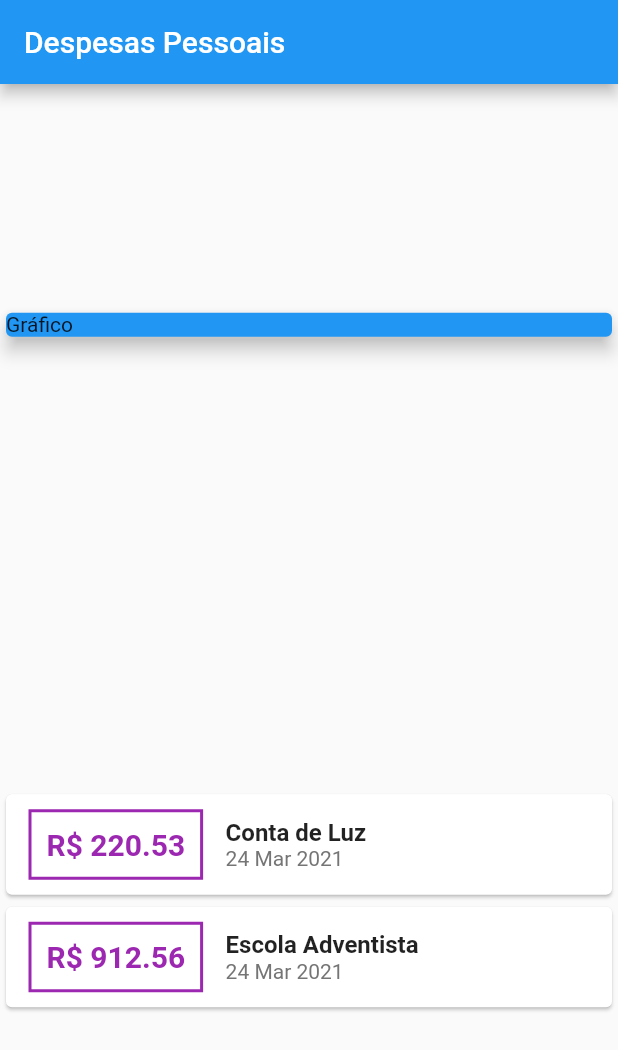
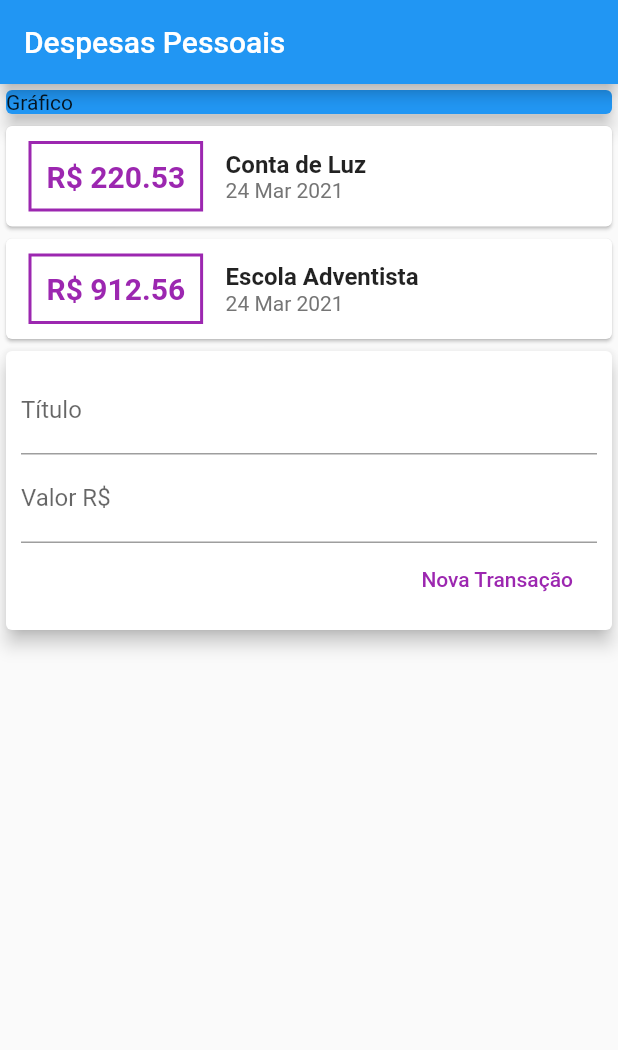
Before and after one commit to biroska/expenses, a Flutter app: the screen it shows after launch, on a phone screen of 412 x 824 dp. Shown: the top 1050 px of the screen. Run offline on Flutter 3.47's test engine with Material 2 defaults, Android fonts, the phone set to English and light mode, and no system bars.

Commit message:
Incluindo TextFields para novas despesas

```diff
--- a/lib/main.dart
+++ b/lib/main.dart
@@ -16,6 +16,11 @@ class ExpenseApp extends StatelessWidget {
 }
 
 class PaginaInicial extends StatelessWidget {
+
+  // Controllers para o os TextFields
+  final titleController = TextEditingController();
+  final valueController = TextEditingController();
+
   final _transactions = [
     Transaction(
         id: "t1", title: "Conta de Luz", value: 220.53, date: DateTime.now()),
@@ -34,7 +39,7 @@ class PaginaInicial extends StatelessWidget {
         ),
         body: Column(
           // Coloca espaco antes e depois dos componentes pq esta dentro de column
-          mainAxisAlignment: MainAxisAlignment.spaceAround,
+          // mainAxisAlignment: MainAxisAlignment.spaceAround,
           // Estica os componetes
           crossAxisAlignment: CrossAxisAlignment.stretch,
           children: <Widget>[
@@ -65,7 +70,7 @@ class PaginaInicial extends StatelessWidget {
                         // Similar ao padding do html, espacamento sobre o conteudo
                         padding: EdgeInsets.all(10),
                         child: Text(
-                          'R\$ ${tr.value.toStringAsFixed( 2 )}',
+                          'R\$ ${tr.value.toStringAsFixed(2)}',
                           style: TextStyle(
                               fontWeight: FontWeight.bold,
                               fontSize: 20,
@@ -77,7 +82,7 @@ class PaginaInicial extends StatelessWidget {
                       crossAxisAlignment: CrossAxisAlignment.start,
                       mainAxisAlignment: MainAxisAlignment.spaceAround,
                       children: <Widget>[
-                        Text( '${tr.title}',
+                        Text('${tr.title}',
                             style: TextStyle(
                                 // color: Colors.purple,
                                 fontWeight: FontWeight.bold,
@@ -92,7 +97,36 @@ class PaginaInicial extends StatelessWidget {
                   ],
                 ));
               }).toList(),
-            )
+            ),
+            Card(
+              elevation: 5,
+              child: Padding(
+                padding: const EdgeInsets.all(10),
+                child: Column(
+                  children: <Widget>[
+                    TextField(
+                      decoration: InputDecoration(labelText: 'Título'),
+                      controller: titleController,
+                    ),
+                    TextField(
+                        decoration: InputDecoration(labelText: 'Valor R\$'),
+                        controller: valueController,),
+                    Row(
+                      mainAxisAlignment: MainAxisAlignment.end,
+                      children: <Widget>[
+                        FlatButton(
+                            onPressed: () {
+                              print( titleController.text );
+                              print( valueController.text );
+                            },
+                            textColor: Colors.purple,
+                            child: Text('Nova Transação'),)
+                      ],
+                    )
+                  ],
+                ),
+              ),
+            ),
           ],
         ));
   }
```
